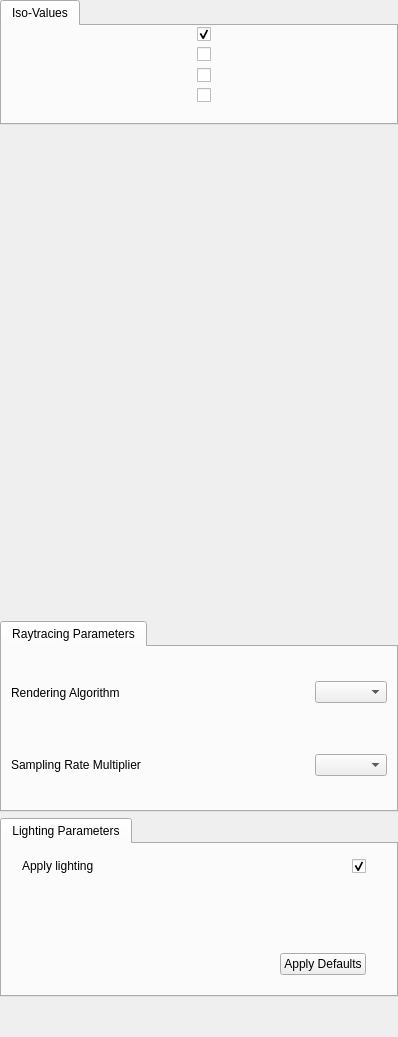
Above: apps/vaporgui/VolumeIsoAppearanceGUI.ui from StasJ/vapor-formatted before the change. Below: the same form after it.
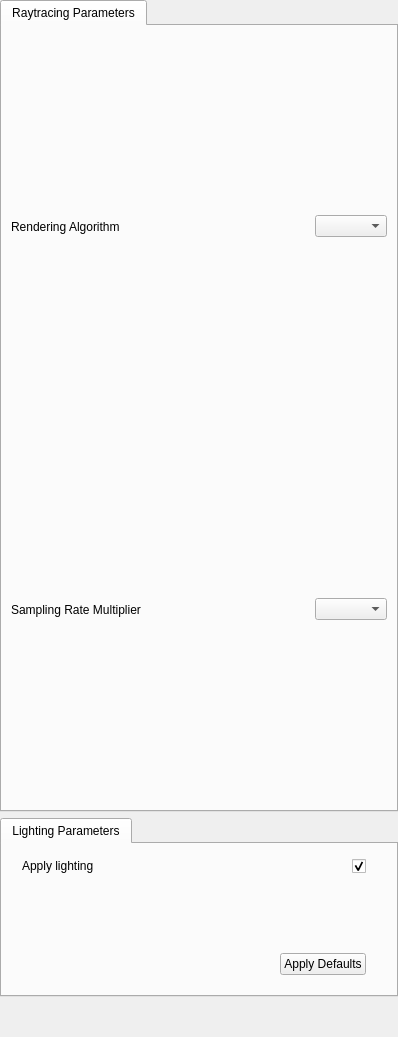
That is the form after the change. Custom widgets are drawn as their Qt base class.

Patch:
```diff
--- a/apps/vaporgui/VolumeIsoAppearanceGUI.ui
+++ b/apps/vaporgui/VolumeIsoAppearanceGUI.ui
@@ -47,226 +47,6 @@
    <property name="bottomMargin">
     <number>0</number>
    </property>
-   <item>
-    <widget class="QTabWidget" name="tabWidget_2">
-     <property name="sizePolicy">
-      <sizepolicy hsizetype="Minimum" vsizetype="Minimum">
-       <horstretch>0</horstretch>
-       <verstretch>0</verstretch>
-      </sizepolicy>
-     </property>
-     <property name="currentIndex">
-      <number>0</number>
-     </property>
-     <widget class="QWidget" name="_isoValueTab">
-      <property name="sizePolicy">
-       <sizepolicy hsizetype="Minimum" vsizetype="Minimum">
-        <horstretch>0</horstretch>
-        <verstretch>0</verstretch>
-       </sizepolicy>
-      </property>
-      <attribute name="title">
-       <string>Iso-Values</string>
-      </attribute>
-      <layout class="QHBoxLayout" name="horizontalLayout_5">
-       <property name="spacing">
-        <number>0</number>
-       </property>
-       <property name="leftMargin">
-        <number>0</number>
-       </property>
-       <property name="topMargin">
-        <number>0</number>
-       </property>
-       <property name="rightMargin">
-        <number>0</number>
-       </property>
-       <property name="bottomMargin">
-        <number>10</number>
-       </property>
-       <item>
-        <layout class="QVBoxLayout" name="verticalLayout_3">
-         <property name="spacing">
-          <number>5</number>
-         </property>
-         <property name="bottomMargin">
-          <number>10</number>
-         </property>
-         <item>
-          <layout class="QHBoxLayout" name="horizontalLayout_4">
-           <property name="spacing">
-            <number>5</number>
-           </property>
-           <property name="rightMargin">
-            <number>10</number>
-           </property>
-           <property name="bottomMargin">
-            <number>0</number>
-           </property>
-           <item>
-            <widget class="QSliderEdit" name="_isoWidget0" native="true">
-             <property name="sizePolicy">
-              <sizepolicy hsizetype="Minimum" vsizetype="Minimum">
-               <horstretch>0</horstretch>
-               <verstretch>0</verstretch>
-              </sizepolicy>
-             </property>
-            </widget>
-           </item>
-           <item>
-            <widget class="QCheckBox" name="_isoValueCheckbox0">
-             <property name="sizePolicy">
-              <sizepolicy hsizetype="Minimum" vsizetype="Minimum">
-               <horstretch>0</horstretch>
-               <verstretch>0</verstretch>
-              </sizepolicy>
-             </property>
-             <property name="text">
-              <string/>
-             </property>
-             <property name="checked">
-              <bool>true</bool>
-             </property>
-            </widget>
-           </item>
-          </layout>
-         </item>
-         <item>
-          <layout class="QHBoxLayout" name="horizontalLayout_7">
-           <property name="spacing">
-            <number>5</number>
-           </property>
-           <property name="rightMargin">
-            <number>10</number>
-           </property>
-           <property name="bottomMargin">
-            <number>0</number>
-           </property>
-           <item>
-            <widget class="QSliderEdit" name="_isoWidget1" native="true">
-             <property name="sizePolicy">
-              <sizepolicy hsizetype="Minimum" vsizetype="Minimum">
-               <horstretch>0</horstretch>
-               <verstretch>0</verstretch>
-              </sizepolicy>
-             </property>
-            </widget>
-           </item>
-           <item>
-            <widget class="QCheckBox" name="_isoValueCheckbox1">
-             <property name="sizePolicy">
-              <sizepolicy hsizetype="Minimum" vsizetype="Minimum">
-               <horstretch>0</horstretch>
-               <verstretch>0</verstretch>
-              </sizepolicy>
-             </property>
-             <property name="text">
-              <string/>
-             </property>
-            </widget>
-           </item>
-          </layout>
-         </item>
-         <item>
-          <layout class="QHBoxLayout" name="horizontalLayout_8">
-           <property name="spacing">
-            <number>5</number>
-           </property>
-           <property name="rightMargin">
-            <number>10</number>
-           </property>
-           <property name="bottomMargin">
-            <number>0</number>
-           </property>
-           <item>
-            <widget class="QSliderEdit" name="_isoWidget2" native="true">
-             <property name="sizePolicy">
-              <sizepolicy hsizetype="Minimum" vsizetype="Minimum">
-               <horstretch>0</horstretch>
-               <verstretch>0</verstretch>
-              </sizepolicy>
-             </property>
-            </widget>
-           </item>
-           <item>
-            <widget class="QCheckBox" name="_isoValueCheckbox2">
-             <property name="sizePolicy">
-              <sizepolicy hsizetype="Minimum" vsizetype="Minimum">
-               <horstretch>0</horstretch>
-               <verstretch>0</verstretch>
-              </sizepolicy>
-             </property>
-             <property name="text">
-              <string/>
-             </property>
-            </widget>
-           </item>
-          </layout>
-         </item>
-         <item>
-          <layout class="QHBoxLayout" name="horizontalLayout_6">
-           <property name="spacing">
-            <number>5</number>
-           </property>
-           <property name="rightMargin">
-            <number>10</number>
-           </property>
-           <property name="bottomMargin">
-            <number>0</number>
-           </property>
-           <item>
-            <widget class="QSliderEdit" name="_isoWidget3" native="true">
-             <property name="sizePolicy">
-              <sizepolicy hsizetype="Minimum" vsizetype="Minimum">
-               <horstretch>0</horstretch>
-               <verstretch>0</verstretch>
-              </sizepolicy>
-             </property>
-            </widget>
-           </item>
-           <item>
-            <widget class="QCheckBox" name="_isoValueCheckbox3">
-             <property name="sizePolicy">
-              <sizepolicy hsizetype="Minimum" vsizetype="Minimum">
-               <horstretch>0</horstretch>
-               <verstretch>0</verstretch>
-              </sizepolicy>
-             </property>
-             <property name="text">
-              <string/>
-             </property>
-            </widget>
-           </item>
-          </layout>
-         </item>
-        </layout>
-       </item>
-      </layout>
-     </widget>
-    </widget>
-   </item>
-   <item>
-    <widget class="TFWidget" name="_TFWidget" native="true">
-     <property name="sizePolicy">
-      <sizepolicy hsizetype="Minimum" vsizetype="Minimum">
-       <horstretch>0</horstretch>
-       <verstretch>0</verstretch>
-      </sizepolicy>
-     </property>
-     <property name="minimumSize">
-      <size>
-       <width>0</width>
-       <height>484</height>
-      </size>
-     </property>
-     <property name="maximumSize">
-      <size>
-       <width>16777215</width>
-       <height>16777215</height>
-      </size>
-     </property>
-    </widget>
-   </item>
    <item>
     <widget class="QTabWidget" name="Ray_Params_Widget">
      <property name="currentIndex">
@@ -675,12 +455,6 @@
   </layout>
  </widget>
  <customwidgets>
-  <customwidget>
-   <class>TFWidget</class>
-   <extends>QWidget</extends>
-   <header>TFWidget.h</header>
-   <container>1</container>
-  </customwidget>
   <customwidget>
    <class>QSliderEdit</class>
    <extends>QWidget</extends>
```
